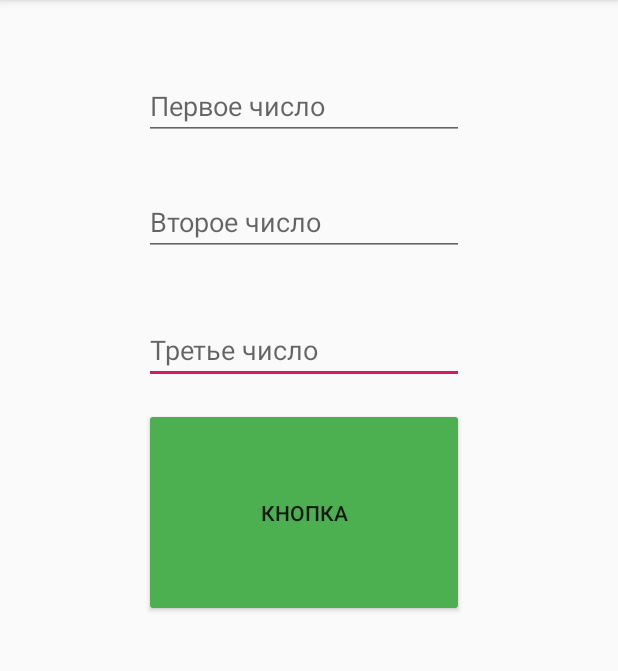
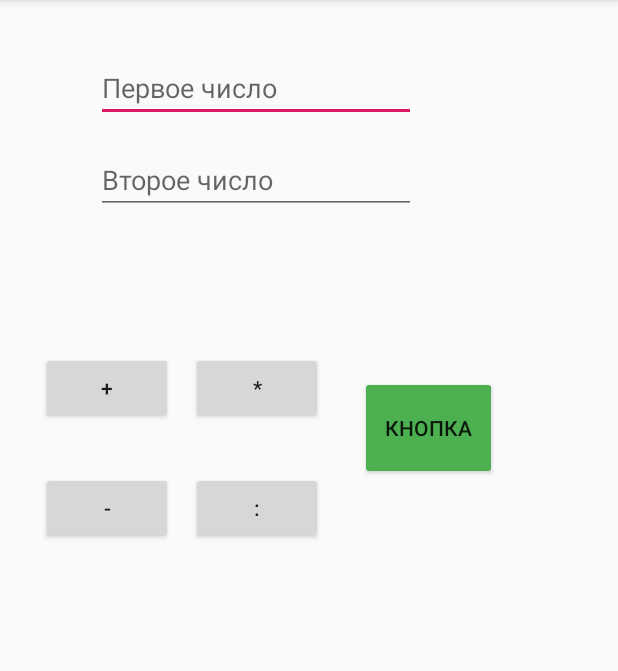
Before and after one commit to Ph4nt0m3r/Calculator, an Android app: the screen it shows after launch (MainActivity), on a phone screen of 412 x 824 dp, the part 84-755 px from its top. Run offline under Robolectric (Android 15) with nearby library versions, the phone set to English and light mode, and no system bars.

Commit message:
Added extra calculations
Добавил сложение, вычитание, умножение, деление (пока только с целыми числами).

```diff
--- a/app/src/main/java/ru/phantomer/calculator/MainActivity.java
+++ b/app/src/main/java/ru/phantomer/calculator/MainActivity.java
@@ -15,6 +15,37 @@ public class MainActivity extends AppCompatActivity {
         setContentView(R.layout.activity_main);
     }
 
+
+    public void minus(View view) {
+        EditText firstInput = findViewById(R.id.editText);
+        EditText secondInput = findViewById(R.id.editText2);
+        TextView output = findViewById(R.id.textView);
+
+        output.setText((Integer.parseInt(firstInput.getText().toString()) - Integer.parseInt(secondInput.getText().toString())) + "");
+
+
+    }
+
+    public void plus(View view) {
+        EditText firstInput = findViewById(R.id.editText);
+        EditText secondInput = findViewById(R.id.editText2);
+        TextView output = findViewById(R.id.textView);
+
+        output.setText((Integer.parseInt(firstInput.getText().toString()) + Integer.parseInt(secondInput.getText().toString())) + "");
+
+
+    }
+
+    public void multiplication(View view) {
+        EditText firstInput = findViewById(R.id.editText);
+        EditText secondInput = findViewById(R.id.editText2);
+        TextView output = findViewById(R.id.textView);
+
+        output.setText((Integer.parseInt(firstInput.getText().toString()) * Integer.parseInt(secondInput.getText().toString())) + "");
+
+
+    }
+
     public void calculate(View view) {
         EditText firstInput = findViewById(R.id.editText);
         EditText secondInput = findViewById(R.id.editText2);
@@ -24,7 +55,7 @@ public class MainActivity extends AppCompatActivity {
         if (x == 0)
             output.setText("Деление на 0 невозможно");
         else
-            output.setText((Integer.parseInt(firstInput.getText().toString()) / x)+ "");
+            output.setText((Integer.parseInt(firstInput.getText().toString()) / x) + "");
 
 
     }
--- a/app/src/main/res/layout/activity_main.xml
+++ b/app/src/main/res/layout/activity_main.xml
@@ -6,46 +6,35 @@
     android:layout_height="match_parent"
     tools:context=".MainActivity">
 
-    <EditText
-        android:id="@+id/editText3"
-        android:layout_width="wrap_content"
-        android:layout_height="wrap_content"
-        android:layout_marginTop="40dp"
-        android:ems="10"
-        android:hint="Третье число"
-        android:inputType="number"
+    <Button
+        android:id="@+id/button"
+        android:layout_width="91dp"
+        android:layout_height="69dp"
+        android:layout_marginStart="176dp"
+        android:layout_marginTop="108dp"
+        android:backgroundTint="#4CAF50"
+        android:text="Кнопка"
         app:layout_constraintStart_toStartOf="@+id/editText2"
         app:layout_constraintTop_toBottomOf="@+id/editText2" />
 
-    <Button
-        android:id="@+id/button"
-        android:layout_width="213dp"
-        android:layout_height="139dp"
-        android:layout_marginTop="16dp"
-        android:backgroundTint="#4CAF50"
-        android:onClick="calculate"
-        android:text="Кнопка"
-        app:layout_constraintStart_toStartOf="@+id/editText2"
-        app:layout_constraintTop_toBottomOf="@+id/editText3" />
-
     <TextView
         android:id="@+id/textView"
-        android:layout_width="163dp"
-        android:layout_height="130dp"
-        android:layout_marginStart="28dp"
-        android:layout_marginTop="24dp"
-        app:layout_constraintStart_toStartOf="@+id/button"
+        android:layout_width="229dp"
+        android:layout_height="124dp"
+        android:layout_marginStart="36dp"
+        android:layout_marginTop="92dp"
+        app:layout_constraintStart_toStartOf="@+id/button3"
         app:layout_constraintTop_toBottomOf="@+id/button" />
 
     <EditText
         android:id="@+id/editText"
         android:layout_width="wrap_content"
         android:layout_height="wrap_content"
-        android:layout_marginStart="96dp"
-        android:layout_marginTop="48dp"
+        android:layout_marginStart="64dp"
+        android:layout_marginTop="36dp"
         android:ems="10"
         android:hint="Первое число"
-        android:inputType="number"
+        android:inputType="numberSigned|number|numberDecimal"
         app:layout_constraintStart_toStartOf="parent"
         app:layout_constraintTop_toTopOf="parent" />
 
@@ -53,11 +42,61 @@
         android:id="@+id/editText2"
         android:layout_width="wrap_content"
         android:layout_height="wrap_content"
-        android:layout_marginStart="96dp"
-        android:layout_marginTop="32dp"
+        android:layout_marginTop="16dp"
         android:ems="10"
         android:hint="Второе число"
-        android:inputType="number"
-        app:layout_constraintStart_toStartOf="parent"
+        android:inputType="numberSigned|number|numberDecimal"
+        app:layout_constraintStart_toStartOf="@+id/editText"
         app:layout_constraintTop_toBottomOf="@+id/editText" />
+
+    <Button
+        android:id="@+id/button3"
+        android:layout_width="wrap_content"
+        android:layout_height="wrap_content"
+        android:layout_marginTop="32dp"
+        android:onClick="minus"
+        android:text="-"
+        app:layout_constraintEnd_toStartOf="@+id/button5"
+        app:layout_constraintHorizontal_bias="0.0"
+        app:layout_constraintStart_toStartOf="@+id/button2"
+        app:layout_constraintTop_toBottomOf="@+id/button2" />
+
+    <Button
+        android:id="@+id/button2"
+        android:layout_width="wrap_content"
+        android:layout_height="wrap_content"
+        android:layout_marginTop="92dp"
+        android:layout_marginEnd="12dp"
+        android:onClick="plus"
+        android:text="+"
+        app:layout_constraintEnd_toStartOf="@+id/button4"
+        app:layout_constraintHorizontal_bias="1.0"
+        app:layout_constraintStart_toStartOf="@+id/editText2"
+        app:layout_constraintTop_toBottomOf="@+id/editText2" />
+
+    <Button
+        android:id="@+id/button5"
+        android:layout_width="wrap_content"
+        android:layout_height="wrap_content"
+        android:layout_marginTop="32dp"
+        android:onClick="calculate"
+        android:text=":"
+        app:layout_constraintEnd_toStartOf="@+id/button"
+        app:layout_constraintHorizontal_bias="0.0"
+        app:layout_constraintStart_toStartOf="@+id/button4"
+        app:layout_constraintTop_toBottomOf="@+id/button4" />
+
+    <Button
+        android:id="@+id/button4"
+        android:layout_width="wrap_content"
+        android:layout_height="wrap_content"
+        android:layout_marginTop="92dp"
+        android:layout_marginEnd="12dp"
+        android:onClick="multiplication"
+        android:text="*"
+        app:layout_constraintEnd_toStartOf="@+id/button"
+        app:layout_constraintHorizontal_bias="0.829"
+        app:layout_constraintStart_toStartOf="@+id/editText2"
+        app:layout_constraintTop_toBottomOf="@+id/editText2" />
+
 </androidx.constraintlayout.widget.ConstraintLayout>
```
